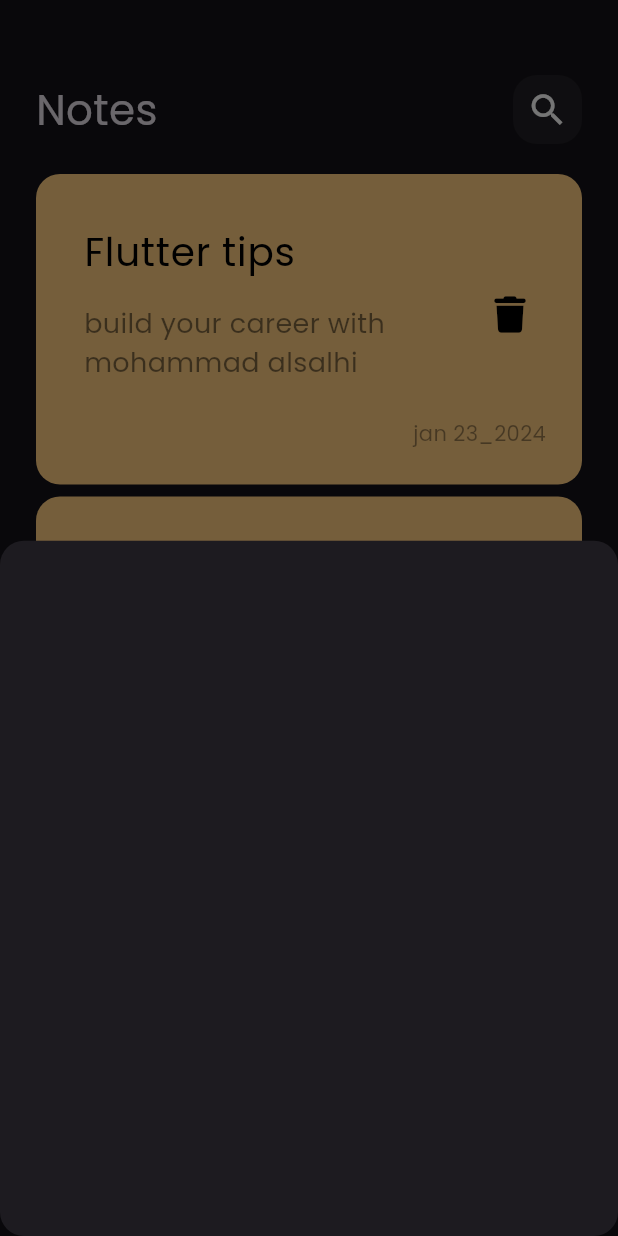
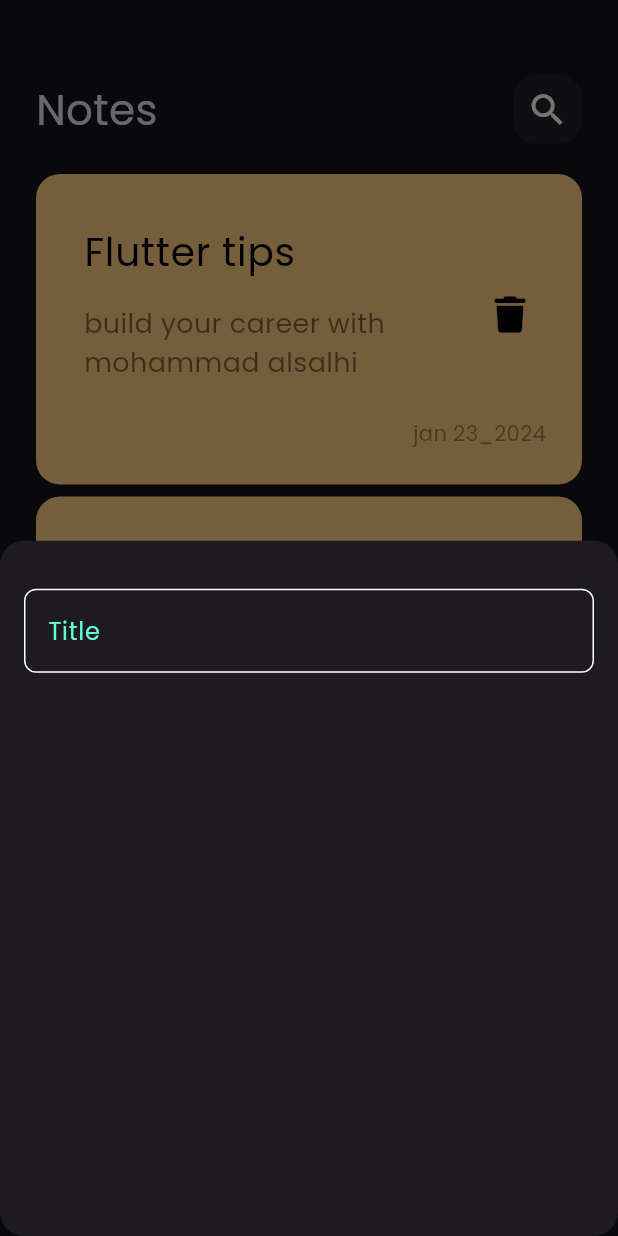
Before and after one commit to Mohammadalsalhi55/Notes_App_18-2, a Flutter app: the screen it shows after launch, after a tap on the "add" icon, on a phone screen of 412 x 824 dp. Run offline on Flutter 3.47's test engine with Material 3 defaults, Android fonts, the phone set to English and light mode, and no system bars; our stand-ins replace another_xlider, font_awesome_flutter.

Commit message:
create custom text field

```diff
--- /dev/null
+++ b/note_app/lib/constants.dart
@@ -0,0 +1,3 @@
+import 'package:flutter/animation.dart';
+
+const kprimarycolor = Color(0xff62FCD7);
--- a/note_app/lib/views/add_notse_buttom.dart
+++ b/note_app/lib/views/add_notse_buttom.dart
@@ -1,10 +1,21 @@
 import 'package:flutter/material.dart';
+import 'package:note_app/views/custom_text_field.dart';
 
 class AddNotesButtom extends StatelessWidget {
   const AddNotesButtom({super.key});
 
   @override
   Widget build(BuildContext context) {
-    return Container();
+    return Padding(
+      padding: const EdgeInsets.symmetric(horizontal: 16),
+      child: Column(
+        children: [
+          SizedBox(
+            height: 32,
+          ),
+          CustomTextField(),
+        ],
+      ),
+    );
   }
 }
--- /dev/null
+++ b/note_app/lib/views/custom_text_field.dart
@@ -0,0 +1,26 @@
+import 'package:flutter/material.dart';
+import 'package:note_app/constants.dart';
+
+class CustomTextField extends StatelessWidget {
+  const CustomTextField({super.key});
+
+  @override
+  Widget build(BuildContext context) {
+    return TextField(
+      cursorColor: kprimarycolor,
+      decoration: InputDecoration(
+        hintText: "Title",
+        hintStyle: TextStyle(color: kprimarycolor),
+        border: buildboarder(),
+        enabledBorder: buildboarder(),
+        focusedBorder: buildboarder(kprimarycolor),
+      ),
+    );
+  }
+
+  OutlineInputBorder buildboarder([color]) {
+    return OutlineInputBorder(
+        borderRadius: BorderRadius.circular(8),
+        borderSide: BorderSide(color: color ?? Colors.white));
+  }
+}
```
